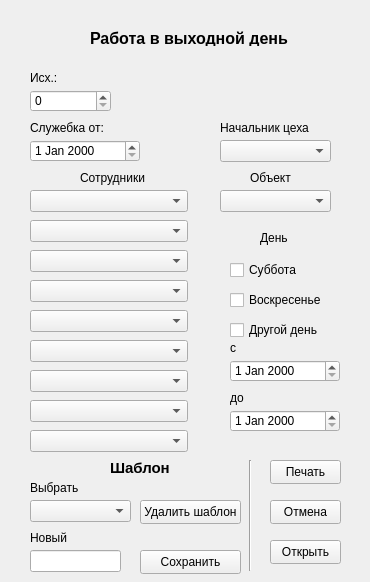
Before: the Qt Designer form my_helper/notebook/designer_ui/pass_week.ui in SmolPO/vertical, drawn with Qt 5.
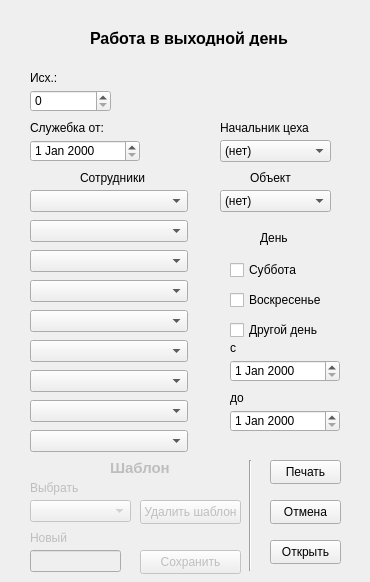
After: the same form once the commit is applied.

The edit to the form file:
```diff
--- a/my_helper/notebook/designer_ui/pass_week.ui
+++ b/my_helper/notebook/designer_ui/pass_week.ui
@@ -71,6 +71,11 @@
      <height>22</height>
     </rect>
    </property>
+   <item>
+    <property name="text">
+     <string>(нет)</string>
+    </property>
+   </item>
   </widget>
   <widget class="QLabel" name="label_3">
    <property name="geometry">
@@ -271,6 +276,9 @@
    </property>
   </widget>
   <widget class="QComboBox" name="comboBox">
+   <property name="enabled">
+    <bool>false</bool>
+   </property>
    <property name="geometry">
     <rect>
      <x>30</x>
@@ -281,6 +289,9 @@
    </property>
   </widget>
   <widget class="QLineEdit" name="lineEdit">
+   <property name="enabled">
+    <bool>false</bool>
+   </property>
    <property name="geometry">
     <rect>
      <x>30</x>
@@ -291,6 +302,9 @@
    </property>
   </widget>
   <widget class="QLabel" name="label_11">
+   <property name="enabled">
+    <bool>false</bool>
+   </property>
    <property name="geometry">
     <rect>
      <x>110</x>
@@ -311,6 +325,9 @@
    </property>
   </widget>
   <widget class="QLabel" name="label_10">
+   <property name="enabled">
+    <bool>false</bool>
+   </property>
    <property name="geometry">
     <rect>
      <x>30</x>
@@ -324,6 +341,9 @@
    </property>
   </widget>
   <widget class="QLabel" name="label_12">
+   <property name="enabled">
+    <bool>false</bool>
+   </property>
    <property name="geometry">
     <rect>
      <x>30</x>
@@ -337,6 +357,9 @@
    </property>
   </widget>
   <widget class="QPushButton" name="b_save">
+   <property name="enabled">
+    <bool>false</bool>
+   </property>
    <property name="geometry">
     <rect>
      <x>140</x>
@@ -350,6 +373,9 @@
    </property>
   </widget>
   <widget class="QPushButton" name="b_kill">
+   <property name="enabled">
+    <bool>false</bool>
+   </property>
    <property name="geometry">
     <rect>
      <x>140</x>
@@ -461,6 +487,11 @@
      <height>22</height>
     </rect>
    </property>
+   <item>
+    <property name="text">
+     <string>(нет)</string>
+    </property>
+   </item>
   </widget>
   <widget class="QLabel" name="label_13">
    <property name="geometry">
```
